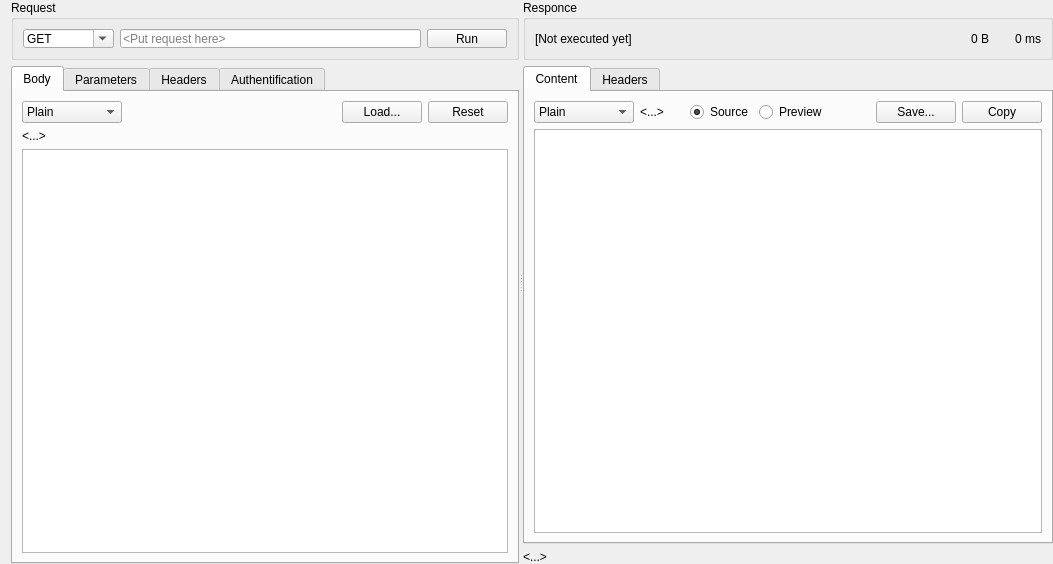
BootsmannApp/bootsmann, file src/CRequestGUI.ui: the form before one commit.
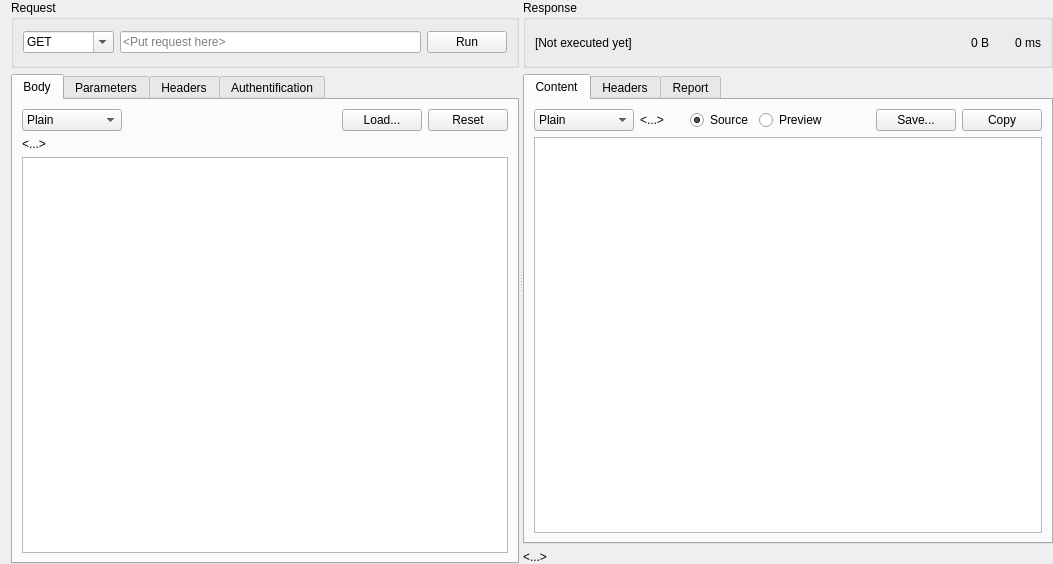
The form after the commit. Icons and pictures are not drawn. Custom widgets are drawn as their Qt base class.

The edit to the form file:
```diff
--- a/src/CRequestGUI.ui
+++ b/src/CRequestGUI.ui
@@ -32,16 +32,22 @@
       <layout class="QVBoxLayout" name="verticalLayout_3">
        <item>
         <widget class="QGroupBox" name="RequestGB">
+         <property name="sizePolicy">
+          <sizepolicy hsizetype="Preferred" vsizetype="Fixed">
+           <horstretch>0</horstretch>
+           <verstretch>0</verstretch>
+          </sizepolicy>
+         </property>
          <property name="minimumSize">
           <size>
            <width>0</width>
-           <height>60</height>
+           <height>68</height>
           </size>
          </property>
          <property name="maximumSize">
           <size>
            <width>16777215</width>
-           <height>60</height>
+           <height>68</height>
           </size>
          </property>
          <property name="title">
@@ -606,20 +612,26 @@
       <layout class="QVBoxLayout" name="verticalLayout_6">
        <item>
         <widget class="QGroupBox" name="OutputGB">
+         <property name="sizePolicy">
+          <sizepolicy hsizetype="Preferred" vsizetype="Fixed">
+           <horstretch>0</horstretch>
+           <verstretch>0</verstretch>
+          </sizepolicy>
+         </property>
          <property name="minimumSize">
           <size>
            <width>0</width>
-           <height>60</height>
+           <height>68</height>
           </size>
          </property>
          <property name="maximumSize">
           <size>
            <width>16777215</width>
-           <height>60</height>
+           <height>68</height>
           </size>
          </property>
          <property name="title">
-          <string>Responce</string>
+          <string>Response</string>
          </property>
          <layout class="QVBoxLayout" name="verticalLayout_2">
           <item>
@@ -1025,6 +1037,11 @@
            </item>
           </layout>
          </widget>
+         <widget class="QWidget" name="ReportTab">
+          <attribute name="title">
+           <string>Report</string>
+          </attribute>
+         </widget>
         </widget>
        </item>
        <item>
```
